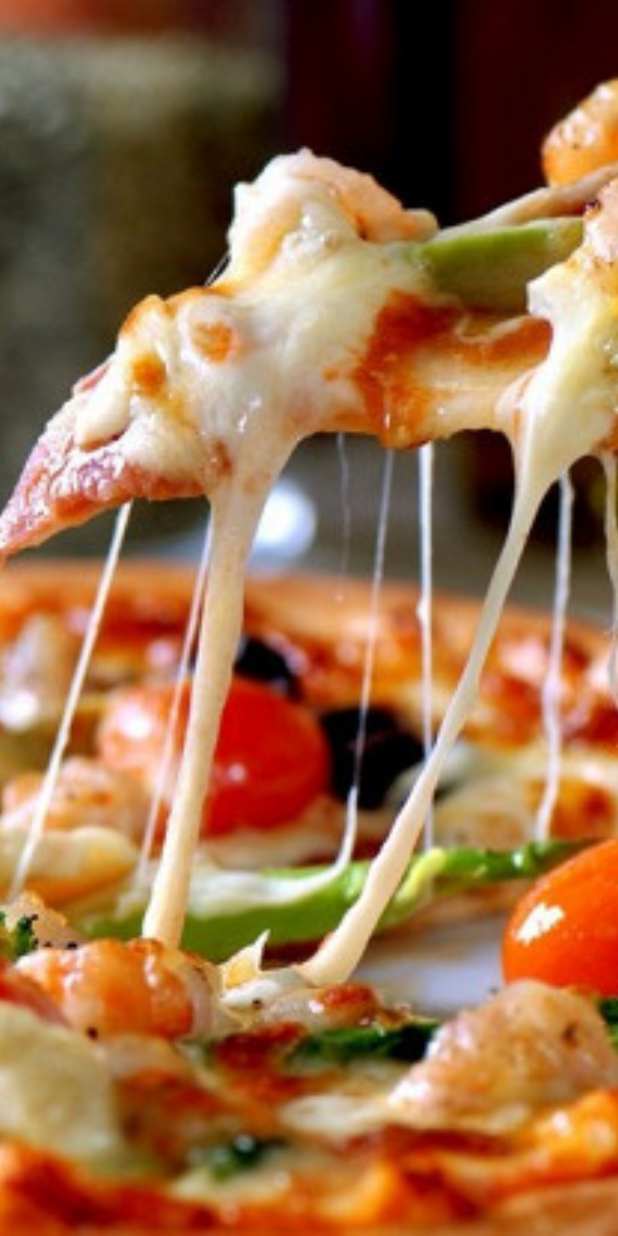
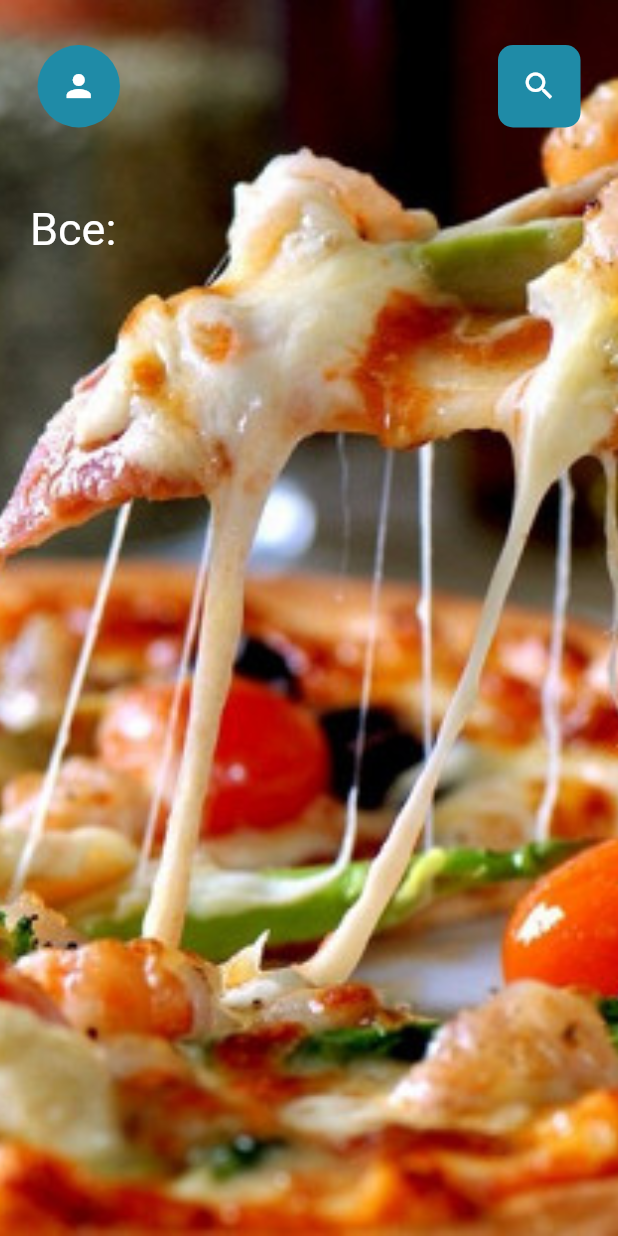
Before and after one commit to bek07kg/pizza_app, a Flutter app: the HomePage screen opened directly, on a phone screen of 412 x 824 dp. Run offline on Flutter 3.47's test engine with Material 2 defaults, Android fonts, the phone set to English and light mode, and no system bars.

```diff
--- /dev/null
+++ b/lib/components/home_components/profil_search_button.dart
@@ -0,0 +1,50 @@
+import 'package:flutter/material.dart';
+
+import '../../constants/app_colors.dart';
+
+class ProfilSearchButton extends StatelessWidget {
+  const ProfilSearchButton({
+    super.key,
+  });
+
+  @override
+  Widget build(BuildContext context) {
+    return Padding(
+      padding: const EdgeInsets.symmetric(horizontal: 25),
+      child: Row(
+        mainAxisAlignment: MainAxisAlignment.spaceBetween,
+        children: [
+          InkWell(
+            onTap: () {},
+            child: Container(
+              height: 55,
+              width: 55,
+              decoration: BoxDecoration(
+                color: AppColors.mainBlue,
+                shape: BoxShape.circle,
+              ),
+              child: Icon(
+                Icons.person,
+                color: AppColors.white,
+              ),
+            ),
+          ),
+          InkWell(
+            onTap: () {},
+            child: Container(
+              height: 55,
+              width: 55,
+              decoration: BoxDecoration(
+                  color: AppColors.mainBlue,
+                  borderRadius: BorderRadius.circular(10)),
+              child: Icon(
+                Icons.search,
+                color: AppColors.white,
+              ),
+            ),
+          ),
+        ],
+      ),
+    );
+  }
+}
--- /dev/null
+++ b/lib/components/home_components/text_1.dart
@@ -0,0 +1,35 @@
+import 'package:flutter/material.dart';
+
+import '../../constants/app_colors.dart';
+
+class Text1 extends StatelessWidget {
+  const Text1({
+    super.key,
+  });
+
+  @override
+  Widget build(BuildContext context) {
+    return Padding(
+      padding: const EdgeInsets.all(20.0),
+      child: Row(
+        mainAxisAlignment: MainAxisAlignment.start,
+        children: [
+          Text(
+            "Все",
+            style: TextStyle(
+              fontSize: 30,
+              color: AppColors.white,
+            ),
+          ),
+          Text(
+            ":",
+            style: TextStyle(
+              fontSize: 30,
+              color: AppColors.white,
+            ),
+          ),
+        ],
+      ),
+    );
+  }
+}
--- a/lib/pages/home_page.dart
+++ b/lib/pages/home_page.dart
@@ -1,4 +1,8 @@
 import 'package:flutter/material.dart';
+import 'package:pizza_app/constants/app_colors.dart';
+
+import '../components/home_components/profil_search_button.dart';
+import '../components/home_components/text_1.dart';
 
 class HomePage extends StatefulWidget {
   const HomePage({Key? key}) : super(key: key);
@@ -20,6 +24,14 @@ class _HomePageState extends State<HomePage> {
             fit: BoxFit.cover,
           ),
         ),
+        child: Column(
+          children: [
+            SizedBox(height: 30),
+            ProfilSearchButton(),
+            SizedBox(height: 30),
+            Text1(),
+          ],
+        ),
       ),
     );
   }
```
Also changed, not shown: lib/model/all_pizza_model.dart (added), lib/model/popular_pizza_model.dart (added).
